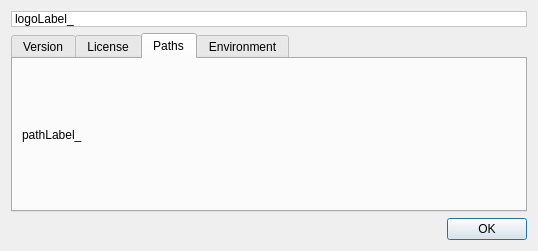
This is Viewer/ecflowUI/src/AboutDialog.ui in ecmwf/ecflow as Qt 5 draws it before an edit. The edited form follows.
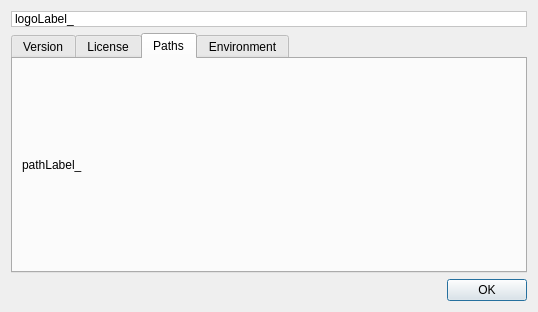
This is the edited form. The open tabs and pages were chosen to show the change.

Commit message: ecFlowUI: display ui logfiles path in about dialog ECFLOW-1363

Patch:
```diff
--- a/Viewer/ecflowUI/src/AboutDialog.ui
+++ b/Viewer/ecflowUI/src/AboutDialog.ui
@@ -7,7 +7,7 @@
     <x>0</x>
     <y>0</y>
     <width>538</width>
-    <height>251</height>
+    <height>312</height>
    </rect>
   </property>
   <property name="sizePolicy">
```
Left out of the diff: 7 changed lines with no effect on the pictures.
